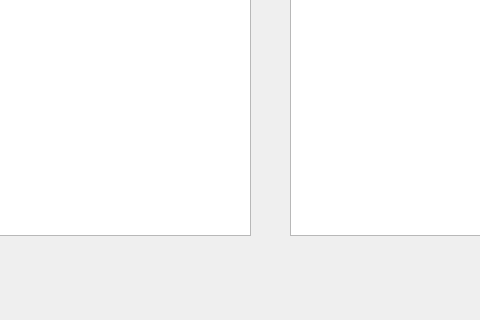
Old version of the form Project-2-NFL/planTrip.ui in the repository massivemembrain/Project-2-NFL; both pictures show x 230 to 710 and y 155 to 475 of the 919 by 475 pixel window.
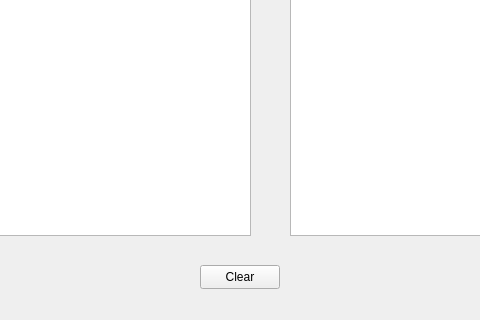
New version of the form.

Diff of the .ui file:
```diff
--- a/Project-2-NFL/planTrip.ui
+++ b/Project-2-NFL/planTrip.ui
@@ -56,6 +56,19 @@
     </rect>
    </property>
   </widget>
+  <widget class="QPushButton" name="clear">
+   <property name="geometry">
+    <rect>
+     <x>430</x>
+     <y>420</y>
+     <width>80</width>
+     <height>24</height>
+    </rect>
+   </property>
+   <property name="text">
+    <string>Clear</string>
+   </property>
+  </widget>
  </widget>
  <resources/>
  <connections/>
```
